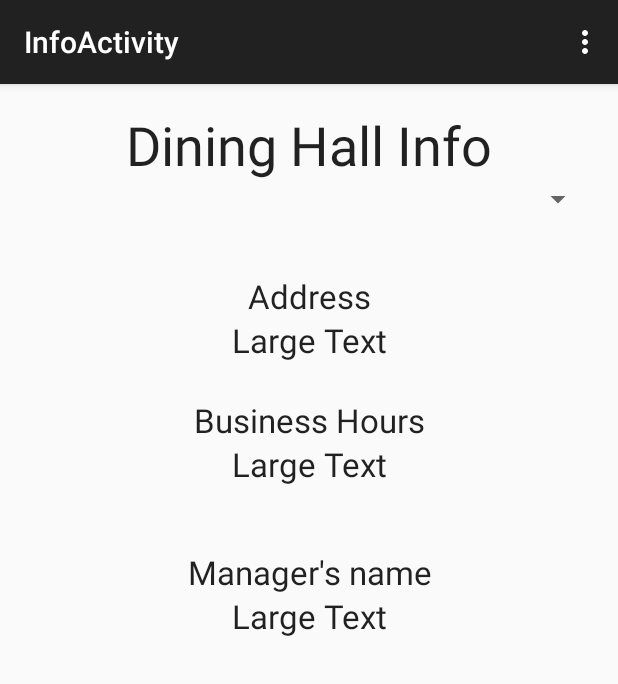
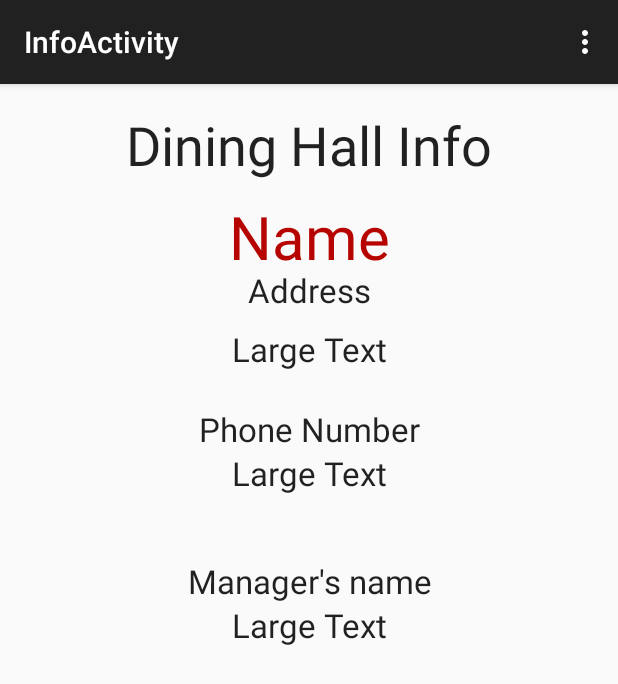
Before and after one commit to aschleicher2/HuskerDining, an Android app: the InfoActivity screen opened directly, with no data from a screen before it, on a phone screen of 412 x 824 dp. Shown: the top 684 px of the screen. Run offline under Robolectric (Android 15) with nearby library versions, the light colour scheme and no system bars.

Commit message:
Dining Hall Info now displays the information from the database. Layout may need improvement

```diff
--- a/HuskerDining/app/src/main/java/group12/huskerdining/InfoActivity.java
+++ b/HuskerDining/app/src/main/java/group12/huskerdining/InfoActivity.java
@@ -1,27 +1,13 @@
 package group12.huskerdining;
 
-import java.io.FileInputStream;
-import java.io.FileNotFoundException;
-import java.io.IOException;
-import java.io.InputStream;
-import java.sql.Connection;
-import java.sql.DriverManager;
-import java.sql.ResultSet;
-import java.sql.ResultSetMetaData;
-import java.sql.SQLException;
-import java.sql.Statement;
 import java.util.ArrayList;
-import java.util.Properties;
 
 import android.support.v7.app.ActionBarActivity;
 import android.os.Bundle;
 import android.util.Log;
 import android.view.Menu;
 import android.view.MenuItem;
-import android.widget.EditText;
 import android.widget.TextView;
-
-import org.w3c.dom.Text;
 
 
 public class InfoActivity extends ActionBarActivity {
@@ -38,8 +24,20 @@ public class InfoActivity extends ActionBarActivity {
             e.printStackTrace();
         }
 
+
         try {
-            Log.v("Return name", (String)returnSet.get(0));
+            //Log.v("Return address", (String)returnSet.get(1));
+            TextView name = (TextView)findViewById(R.id.name_info);
+            name.setText((String)returnSet.get(0));
+            TextView address = (TextView)findViewById(R.id.address_info);
+            address.setText((String)returnSet.get(1));
+            TextView hours = (TextView)findViewById(R.id.phone_info);
+            hours.setText((String)returnSet.get(2));
+            TextView manager = (TextView)findViewById(R.id.manager_info);
+            manager.setText((String) returnSet.get(3));
+
+
+
         } catch (Exception e) {
 
         }
--- a/HuskerDining/app/src/main/res/layout/activity_info.xml
+++ b/HuskerDining/app/src/main/res/layout/activity_info.xml
@@ -12,25 +12,27 @@
         android:textAppearance="?android:attr/textAppearanceLarge"
         android:text="Address"
         android:id="@+id/address"
-        android:layout_below="@+id/spinner_diningHall"
         android:layout_marginTop="38dp"
         android:layout_alignParentRight="true"
         android:layout_alignParentEnd="true"
         android:layout_alignParentLeft="true"
         android:layout_alignParentStart="true"
         android:singleLine="false"
-        android:gravity="center_horizontal" />
+        android:gravity="center_horizontal"
+        android:layout_below="@+id/diningHall_info"
+        android:paddingTop="20dp"
+        android:paddingBottom="10dp" />
 
     <TextView
         android:layout_width="wrap_content"
         android:layout_height="wrap_content"
         android:textAppearance="?android:attr/textAppearanceLarge"
-        android:text="Business Hours"
-        android:id="@+id/business_hours"
+        android:text="Phone Number"
+        android:id="@+id/phone_number"
         android:layout_below="@+id/address"
         android:layout_marginTop="53dp"
-        android:layout_alignRight="@+id/businessHours_info"
-        android:layout_alignEnd="@+id/businessHours_info"
+        android:layout_alignRight="@+id/phone_info"
+        android:layout_alignEnd="@+id/phone_info"
         android:layout_alignParentLeft="true"
         android:layout_alignParentStart="true"
         android:gravity="center_horizontal" />
@@ -41,7 +43,7 @@
         android:textAppearance="?android:attr/textAppearanceLarge"
         android:text="Manager&apos;s name"
         android:id="@+id/manager_name"
-        android:layout_below="@+id/business_hours"
+        android:layout_below="@+id/phone_number"
         android:layout_marginTop="72dp"
         android:layout_alignParentLeft="true"
         android:layout_alignParentStart="true"
@@ -63,17 +65,6 @@
         android:layout_alignParentLeft="true"
         android:layout_alignParentStart="true" />
 
-    <Spinner
-        android:layout_width="wrap_content"
-        android:layout_height="wrap_content"
-        android:id="@+id/spinner_diningHall"
-        android:spinnerMode="dropdown"
-        android:layout_below="@+id/diningHall_info"
-        android:layout_alignParentLeft="true"
-        android:layout_alignParentStart="true"
-        android:layout_alignParentRight="true"
-        android:layout_alignParentEnd="true" />
-
     <TextView
         android:layout_width="wrap_content"
         android:layout_height="wrap_content"
@@ -85,20 +76,22 @@
         android:layout_alignParentStart="true"
         android:gravity="center_horizontal"
         android:layout_alignParentRight="true"
-        android:layout_alignParentEnd="true" />
+        android:layout_alignParentEnd="true"
+        android:paddingBottom="20dp" />
 
     <TextView
         android:layout_width="wrap_content"
         android:layout_height="wrap_content"
         android:textAppearance="?android:attr/textAppearanceLarge"
         android:text="Large Text"
-        android:id="@+id/businessHours_info"
-        android:layout_below="@+id/business_hours"
+        android:id="@+id/phone_info"
+        android:layout_below="@+id/phone_number"
         android:layout_alignRight="@+id/address_info"
         android:layout_alignEnd="@+id/address_info"
         android:layout_alignParentLeft="true"
         android:layout_alignParentStart="true"
-        android:gravity="center_horizontal" />
+        android:gravity="center_horizontal"
+        android:paddingBottom="10dp" />
 
     <TextView
         android:layout_width="wrap_content"
@@ -108,9 +101,27 @@
         android:id="@+id/manager_info"
         android:gravity="center_horizontal"
         android:layout_below="@+id/manager_name"
-        android:layout_alignRight="@+id/businessHours_info"
-        android:layout_alignEnd="@+id/businessHours_info"
+        android:layout_alignRight="@+id/phone_info"
+        android:layout_alignEnd="@+id/phone_info"
         android:layout_alignParentLeft="true"
         android:layout_alignParentStart="true" />
 
+    <TextView
+        android:layout_width="wrap_content"
+        android:layout_height="wrap_content"
+        android:textAppearance="?android:attr/textAppearanceMedium"
+        android:text="Name"
+        android:id="@+id/name_info"
+        android:layout_below="@+id/diningHall_info"
+        android:layout_alignRight="@+id/address"
+        android:layout_alignEnd="@+id/address"
+        android:layout_above="@+id/address_info"
+        android:layout_alignParentLeft="true"
+        android:layout_alignParentStart="true"
+        android:layout_alignParentRight="true"
+        android:gravity="center_horizontal"
+        android:textColor="#ffb60500"
+        android:textSize="40dp"
+        android:paddingTop="10dp" />
+
 </RelativeLayout>
--- a/HuskerDining/app/src/main/res/layout/activity_main.xml
+++ b/HuskerDining/app/src/main/res/layout/activity_main.xml
@@ -26,13 +26,13 @@
         android:textAppearance="?android:attr/textAppearanceLarge"
         android:text="HUSKER DINING"
         android:id="@+id/husker_dining"
-        android:textColor="@android:color/holo_red_dark"
         android:textSize="@android:dimen/app_icon_size"
         android:layout_alignParentRight="true"
         android:layout_alignParentEnd="true"
         android:textIsSelectable="false"
         android:gravity="center_horizontal"
-        android:layout_alignParentTop="true" />
+        android:layout_alignParentTop="true"
+        android:textColor="#ffb60500" />
 
     <Button
         android:layout_width="wrap_content"
```
